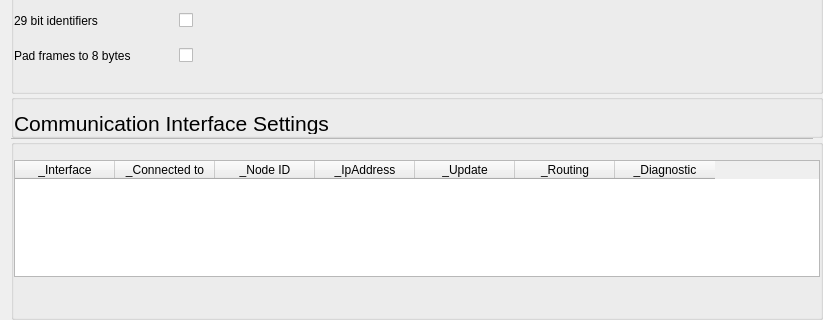
Old version of the form opensyde_tool/src/system_definition/node_edit/C_SdNdeNodePropertiesWidget.ui in the repository tylerwagler/openSYDE; both pictures show x 0 to 823 and y 516 to 836 of the 823 by 836 pixel window.
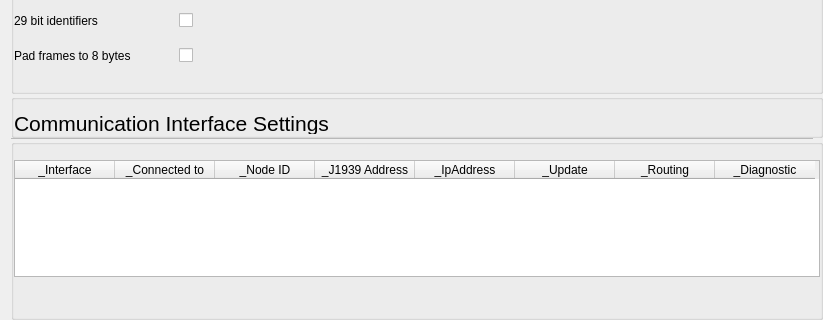
New version of the form. Custom widgets are drawn as their Qt base class.

Commit message: core/gui: give a node a J1939 source address per CAN interface and derive its Tx identifiers from it

The edit to the form file:
```diff
--- a/opensyde_tool/src/system_definition/node_edit/C_SdNdeNodePropertiesWidget.ui
+++ b/opensyde_tool/src/system_definition/node_edit/C_SdNdeNodePropertiesWidget.ui
@@ -1569,6 +1569,11 @@
           <string>_Node ID</string>
          </property>
         </column>
+        <column>
+         <property name="text">
+          <string>_J1939 Address</string>
+         </property>
+        </column>
         <column>
          <property name="text">
           <string>_IpAddress</string>
```
The commit also changes 22 other files.
